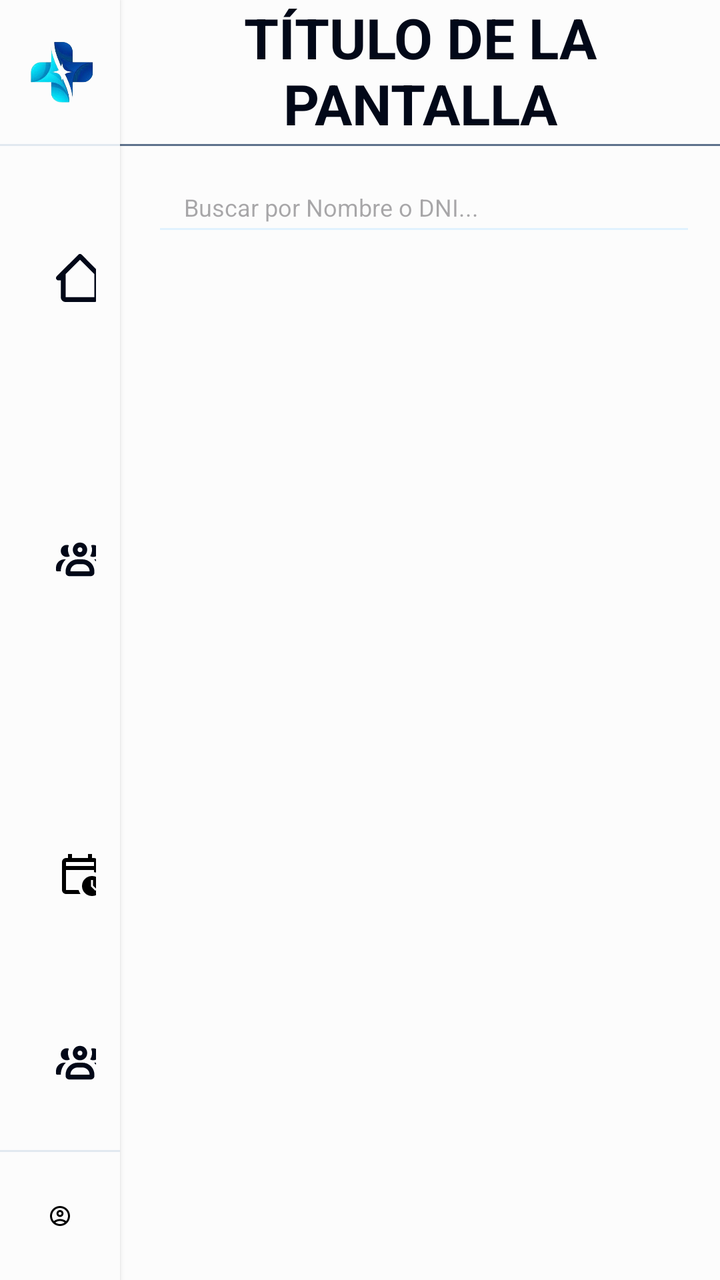
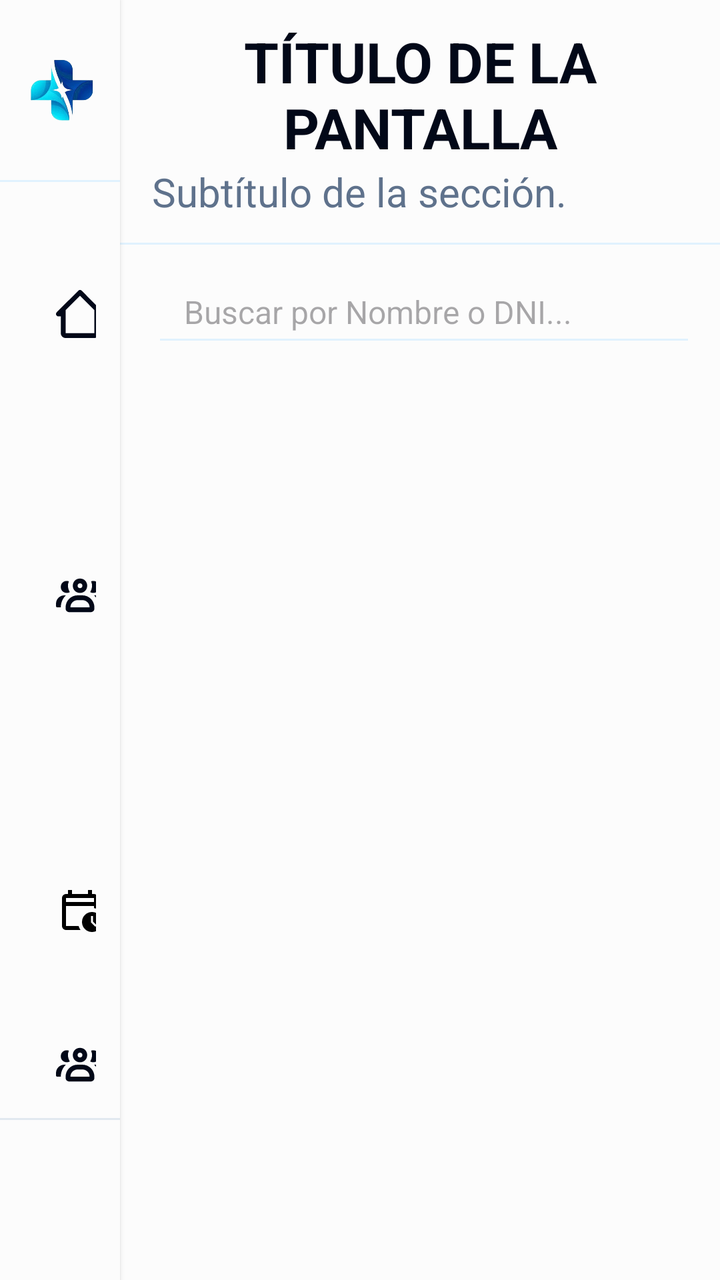

Compare the two renders of this Android layout. The source of the first and the diff that turns it into the second are given below.
<!-- AndroidManifest.xml: application theme Theme.ClinicaSePrice -->
<!-- res/layout/activity_base.xml -->
<?xml version="1.0" encoding="utf-8"?>
<LinearLayout
    xmlns:android="http://schemas.android.com/apk/res/android"
    android:id="@+id/baseLayout"
    android:layout_width="match_parent"
    android:layout_height="match_parent"
    android:orientation="horizontal"
    android:background="@color/white">

    
    <LinearLayout
        android:id="@+id/sidebar"
        android:layout_width="0dp"
        android:layout_height="match_parent"
        android:layout_weight="2"
        android:orientation="vertical"
        android:background="@color/white"
        android:elevation="2dp">

        
        <LinearLayout
            android:layout_width="match_parent"
            android:layout_height="72dp"
            android:orientation="horizontal"
            android:gravity="center_vertical"
            android:background="@color/white">

            <ImageView
                android:id="@+id/imgLogo"
                android:layout_width="62dp"
                android:layout_height="62dp"
                android:contentDescription="Logo de SePrice"
                android:scaleType="fitCenter"
                android:src="@drawable/logo_seprice" />

            <LinearLayout
                android:layout_width="wrap_content"
                android:layout_height="wrap_content"
                android:orientation="vertical">

                <TextView
                    android:layout_width="wrap_content"
                    android:layout_height="wrap_content"
                    android:text="SePrice"
                    android:textColor="@color/primary"
                    android:textStyle="bold"
                    android:textSize="16sp" />

                <TextView
                    android:layout_width="wrap_content"
                    android:layout_height="wrap_content"
                    android:text="CLÍNICA MÉDICA"
                    android:textColor="@color/shadow"
                    android:textSize="11sp" />

            </LinearLayout>
        </LinearLayout>

        
        <View
            android:layout_width="match_parent"
            android:layout_height="1dp"
            android:background="#E1E8F0" />

        
        <LinearLayout
            android:id="@+id/menuNavegacion"
            android:layout_width="match_parent"
            android:layout_height="0dp"
            android:layout_weight="1"
            android:orientation="vertical"
            android:paddingHorizontal="@dimen/spacing_s"
            android:paddingVertical="@dimen/spacing_m">

            <TextView
                android:id="@+id/navMenu"
                android:layout_width="match_parent"
                android:layout_height="wrap_content"
                android:gravity="center_vertical"
                android:padding="@dimen/spacing_m"
                android:drawableStart="@drawable/ic_home"
                android:drawablePadding="@dimen/spacing_m"
                android:text="Menú"
                android:textColor="@color/shadow"
                android:textSize="14sp" />

            <TextView
                android:id="@+id/navPacientes"
                android:layout_width="match_parent"
                android:layout_height="wrap_content"
                android:gravity="center_vertical"
                android:padding="@dimen/spacing_m"
                android:drawableStart="@drawable/ic_pacientes"
                android:drawablePadding="@dimen/spacing_m"
                android:text="Pacientes"
                android:textColor="@color/shadow"
                android:textSize="14sp" />

            <TextView
                android:id="@+id/navTurnos"
                android:layout_width="match_parent"
                android:layout_height="wrap_content"
                android:gravity="center_vertical"
                android:padding="@dimen/spacing_m"
                android:drawableStart="@drawable/ic_calendar"
                android:drawablePadding="@dimen/spacing_m"
                android:text="Turnos"
                android:textColor="@color/shadow"
                android:textSize="14sp" />

            <TextView
                android:id="@+id/navSalaEspera"
                android:layout_width="match_parent"
                android:layout_height="wrap_content"
                android:gravity="center_vertical"
                android:padding="@dimen/spacing_m"
                android:drawableStart="@drawable/ic_pacientes"
                android:drawablePadding="@dimen/spacing_m"
                android:text="Sala de espera"
                android:textColor="@color/shadow"
                android:textSize="14sp" />

            <TextView
                android:id="@+id/navAdministracion"
                android:layout_width="match_parent"
                android:layout_height="wrap_content"
                android:gravity="center_vertical"
                android:padding="@dimen/spacing_m"
                android:drawableStart="@drawable/ic_administracion"
                android:drawablePadding="@dimen/spacing_m"
                android:text="Administración"
                android:textColor="@color/shadow"
                android:textSize="14sp" />

        </LinearLayout>

        
        <View
            android:layout_width="match_parent"
            android:layout_height="1dp"
            android:background="#E1E8F0" />

        
        <LinearLayout
            android:id="@+id/panelUsuario"
            android:layout_width="match_parent"
            android:layout_height="64dp"
            android:orientation="horizontal"
            android:gravity="center_vertical"
            android:paddingHorizontal="@dimen/spacing_s">

            <ImageView
                android:layout_width="wrap_content"
                android:layout_height="match_parent"
                android:src="@drawable/ic_account_circle"
                android:paddingHorizontal="@dimen/spacing_s" />

            <LinearLayout
                android:layout_width="wrap_content"
                android:layout_height="wrap_content"
                android:orientation="vertical">

                <TextView
                    android:id="@+id/txtUsuario"
                    android:layout_width="wrap_content"
                    android:layout_height="wrap_content"
                    android:text="Juan Perez"
                    android:textStyle="bold"
                    android:textSize="14sp"
                    android:textColor="@color/black" />

                <TextView
                    android:id="@+id/txtRol"
                    android:layout_width="wrap_content"
                    android:layout_height="wrap_content"
                    android:text="Administrador"
                    android:textSize="10sp"
                    android:textColor="@color/shadow" />

            </LinearLayout>

            <ImageButton
                android:id="@+id/btnCerrarSesion"
                android:layout_width="48dp"
                android:layout_height="48dp"
                android:src="@drawable/ic_exit"
                android:contentDescription="Cerrar sesión"
                android:background="?attr/selectableItemBackgroundBorderless"
                android:scaleType="centerInside"
                android:padding="10dp" />

        </LinearLayout>

    </LinearLayout>

    
    <LinearLayout
        android:id="@+id/contenidoPrincipal"
        android:layout_width="0dp"
        android:layout_height="match_parent"
        android:layout_weight="10"
        android:orientation="vertical">

        
        <LinearLayout
            android:id="@+id/header"
            android:layout_width="match_parent"
            android:layout_height="72dp"
            android:orientation="vertical"
            android:gravity="center_vertical"
            android:paddingHorizontal="@dimen/spacing_m"
            android:background="@color/white">

            <TextView
                android:id="@+id/txtTitulo"
                android:layout_width="wrap_content"
                android:layout_height="wrap_content"
                android:text="Título de la pantalla"
                style="@style/Title" />

            <TextView
                android:id="@+id/txtSubtitulo"
                android:layout_width="wrap_content"
                android:layout_height="wrap_content"
                android:text="Subtítulo de la sección."
                style="@style/Subtitle" />

        </LinearLayout>

        
        <View
            android:layout_width="match_parent"
            android:layout_height="1dp"
            android:background="@color/shadow" />

        
        <LinearLayout
            android:id="@+id/layoutBusquedaGlobal"
            android:layout_width="match_parent"
            android:layout_height="wrap_content"
            android:orientation="horizontal"
            android:gravity="center_vertical"
            android:paddingHorizontal="@dimen/spacing_m"
            android:paddingTop="8dp"
            android:paddingBottom="8dp">

            <EditText
                android:id="@+id/edtBuscarPaciente"
                android:layout_width="400dp"
                android:layout_height="42dp"
                android:hint="Buscar por Nombre o DNI..."
                android:inputType="text"
                android:textSize="12sp"
                android:singleLine="true"
                android:paddingHorizontal="@dimen/spacing_m"
                android:backgroundTint="@color/blur" />

        </LinearLayout>

        
        <FrameLayout
            android:id="@+id/contenedorContenido"
            android:layout_width="match_parent"
            android:layout_height="0dp"
            android:layout_weight="1"
            android:background="@color/white" />

    </LinearLayout>

</LinearLayout>
<!-- resources referenced by this layout -->
<resources>
  <color name="black">#020818</color>
  <color name="blur">#E0F2FE</color>
  <color name="primary">#0F4C81</color>
  <color name="shadow">#5f728c</color>
  <color name="white">#FCFCFC</color>
  <dimen name="spacing_m">16dp</dimen>
  <dimen name="spacing_s">12dp</dimen>
  <!-- drawable ic_administracion (drawable) -->
  <vector xmlns:android="http://schemas.android.com/apk/res/android"
      android:width="24dp"
      android:height="24dp"
      android:viewportWidth="20"
      android:viewportHeight="20">
    <path
        android:pathData="M18,4h-3L15,2c0,-1.1 -0.9,-2 -2,-2L7,0c-1.1,0 -2,0.9 -2,2v2L2,4c-1.1,0 -2,0.9 -2,2v12c0,1.1 0.9,2 2,2h16c1.1,0 2,-0.9 2,-2L20,6c0,-1.1 -0.9,-2 -2,-2M7,2h6v2L7,4zM6,6h12v3.07l-0.83,0.39a16.78,16.78 0,0 1,-14.34 0L2,9.07L2,6zM2,18v-6.72c2.54,1.19 5.27,1.79 8,1.79s5.46,-0.6 8,-1.79L18,18z"
        android:fillColor="@color/black" />
  </vector>
  <!-- drawable ic_exit (drawable) -->
  <vector xmlns:android="http://schemas.android.com/apk/res/android"
      android:width="24dp"
      android:height="24dp"
      android:viewportWidth="960"
      android:viewportHeight="960"
      android:autoMirrored="true">
  
      <path
          android:fillColor="#000000"
          android:pathData="M200,840Q167,840 143.5,816.5Q120,793 120,760L120,600L200,600L200,760L760,760L760,200L200,200L200,360L120,360L120,200Q120,167 143.5,143.5Q167,120 200,120L760,120Q793,120 816.5,143.5Q840,167 840,200L840,760Q840,793 816.5,816.5Q793,840 760,840L200,840ZM420,680L364,622L466,520L120,520L120,440L466,440L364,338L420,280L620,480L420,680Z" />
  </vector>
  <!-- drawable ic_home (drawable) -->
  <vector xmlns:android="http://schemas.android.com/apk/res/android"
      android:width="24dp"
      android:height="24dp"
      android:viewportWidth="20"
      android:viewportHeight="20">
    <path
        android:pathData="M1,11h1v7c0,1.1 0.9,2 2,2h12c1.1,0 2,-0.9 2,-2v-7h1c0.4,0 0.77,-0.24 0.92,-0.62 0.15,-0.37 0.07,-0.8 -0.22,-1.09l-8.99,-9a0.996,0.996 0,0 0,-1.41 0l-9.01,9c-0.29,0.29 -0.37,0.72 -0.22,1.09s0.52,0.62 0.92,0.62ZM10,2.41 L16,8.41L16,18L4,18v-9.59z"
        android:fillColor="@color/black"/>
  </vector>
  <!-- drawable ic_pacientes (drawable) -->
  <vector xmlns:android="http://schemas.android.com/apk/res/android"
      android:width="24dp"
      android:height="24dp"
      android:viewportWidth="20"
      android:viewportHeight="20">
    <path
        android:pathData="M10,9c1.71,0 3,-1.29 3,-3s-1.29,-3 -3,-3 -3,1.29 -3,3 1.29,3 3,3m0,-4c0.6,0 1,0.4 1,1s-0.4,1 -1,1 -1,-0.4 -1,-1 0.4,-1 1,-1m1,5h-2c-2.76,0 -5,2.24 -5,5v0.5c0,0.83 0.67,1.5 1.5,1.5h9c0.83,0 1.5,-0.67 1.5,-1.5L16,15c0,-2.76 -2.24,-5 -5,-5m-5,5c0,-1.65 1.35,-3 3,-3h2c1.65,0 3,1.35 3,3zM4.5,9c0.47,0 0.9,-0.12 1.27,-0.33a5.03,5.03 0,0 1,-0.42 -4.52C5.09,4.06 4.8,4 4.5,4 3.06,4 2,5.06 2,6.5S3.06,9 4.5,9m-0.39,1L3.5,10C1.57,10 0,11.57 0,13.5v1c0,0.28 0.22,0.5 0.5,0.5L2,15c0,-1.96 0.81,-3.73 2.11,-5m11.39,-1c1.44,0 2.5,-1.06 2.5,-2.5S16.94,4 15.5,4c-0.31,0 -0.59,0.06 -0.85,0.15a5.03,5.03 0,0 1,-0.42 4.52c0.37,0.21 0.79,0.33 1.27,0.33m1,1h-0.61A6.97,6.97 0,0 1,18 15h1.5c0.28,0 0.5,-0.22 0.5,-0.5v-1c0,-1.93 -1.57,-3.5 -3.5,-3.5"
        android:fillColor="@color/black"/>
  </vector>
  <style name="Subtitle">
          <item name="android:textColor">@color/shadow</item>
          <item name="android:textSize">@dimen/text_subtitle</item>
      </style>
  <style name="Title">
          <item name="android:textColor">@color/black</item>
          <item name="android:textSize">@dimen/text_title</item>
          <item name="textAllCaps">true</item>
          <item name="android:textStyle">bold</item>
          <item name="android:gravity">center</item>
      </style>
  <style name="Theme.ClinicaSePrice" parent="Base.Theme.ClinicaSePrice" />
  <dimen name="text_subtitle">20sp</dimen>
  <dimen name="text_title">28sp</dimen>
  <style name="Base.Theme.ClinicaSePrice" parent="Theme.Material3.DayNight.NoActionBar">
          
          
      </style>
  <!-- unchanged entries left out for length: 3 -->
</resources>

<!-- the commit's change to res/layout/activity_base.xml (unified diff, before → after) -->
@@ -20,7 +20,7 @@
         
         <LinearLayout
             android:layout_width="match_parent"
-            android:layout_height="72dp"
+            android:layout_height="90dp"
             android:orientation="horizontal"
             android:gravity="center_vertical"
             android:background="@color/white">
@@ -60,7 +60,7 @@
         <View
             android:layout_width="match_parent"
             android:layout_height="1dp"
-            android:background="#E1E8F0" />
+            android:background="@color/blur" />
 
         
         <LinearLayout
@@ -147,18 +147,21 @@
             android:layout_height="64dp"
             android:orientation="horizontal"
             android:gravity="center_vertical"
-            android:paddingHorizontal="@dimen/spacing_s">
+            android:paddingHorizontal="@dimen/spacing_s"
+            android:layout_marginBottom="@dimen/spacing_m">
 
             <ImageView
                 android:layout_width="wrap_content"
                 android:layout_height="match_parent"
+                android:layout_weight="1"
                 android:src="@drawable/ic_account_circle"
                 android:paddingHorizontal="@dimen/spacing_s" />
 
             <LinearLayout
                 android:layout_width="wrap_content"
                 android:layout_height="wrap_content"
-                android:orientation="vertical">
+                android:orientation="vertical"
+                android:layout_weight="3">
 
                 <TextView
                     android:id="@+id/txtUsuario"
@@ -179,15 +182,13 @@
 
             </LinearLayout>
 
-            <ImageButton
+            <TextView
                 android:id="@+id/btnCerrarSesion"
-                android:layout_width="48dp"
-                android:layout_height="48dp"
-                android:src="@drawable/ic_exit"
-                android:contentDescription="Cerrar sesión"
-                android:background="?attr/selectableItemBackgroundBorderless"
-                android:scaleType="centerInside"
-                android:padding="10dp" />
+                android:layout_width="wrap_content"
+                android:layout_height="wrap_content"
+                android:layout_weight="1"
+                android:drawableStart="@drawable/ic_exit"
+                android:padding="@dimen/spacing_s" />
 
         </LinearLayout>
 
@@ -205,10 +206,11 @@
         <LinearLayout
             android:id="@+id/header"
             android:layout_width="match_parent"
-            android:layout_height="72dp"
+            android:layout_height="wrap_content"
             android:orientation="vertical"
             android:gravity="center_vertical"
             android:paddingHorizontal="@dimen/spacing_m"
+            android:paddingVertical="@dimen/spacing_s"
             android:background="@color/white">
 
             <TextView
@@ -231,7 +233,7 @@
         <View
             android:layout_width="match_parent"
             android:layout_height="1dp"
-            android:background="@color/shadow" />
+            android:background="@color/blur" />
 
         
         <LinearLayout
@@ -247,10 +249,10 @@
             <EditText
                 android:id="@+id/edtBuscarPaciente"
                 android:layout_width="400dp"
-                android:layout_height="42dp"
+                android:layout_height="48dp"
                 android:hint="Buscar por Nombre o DNI..."
                 android:inputType="text"
-                android:textSize="12sp"
+                android:textSize="@dimen/text_body"
                 android:singleLine="true"
                 android:paddingHorizontal="@dimen/spacing_m"
                 android:backgroundTint="@color/blur" />
<!-- resource entries referenced after the edit -->
@@ -7,6 +7,7 @@
   <color name="white">#FCFCFC</color>
   <dimen name="spacing_m">16dp</dimen>
   <dimen name="spacing_s">12dp</dimen>
+  <dimen name="text_body">16sp</dimen>
   <!-- drawable ic_administracion (drawable) -->
   <vector xmlns:android="http://schemas.android.com/apk/res/android"
       android:width="24dp"
